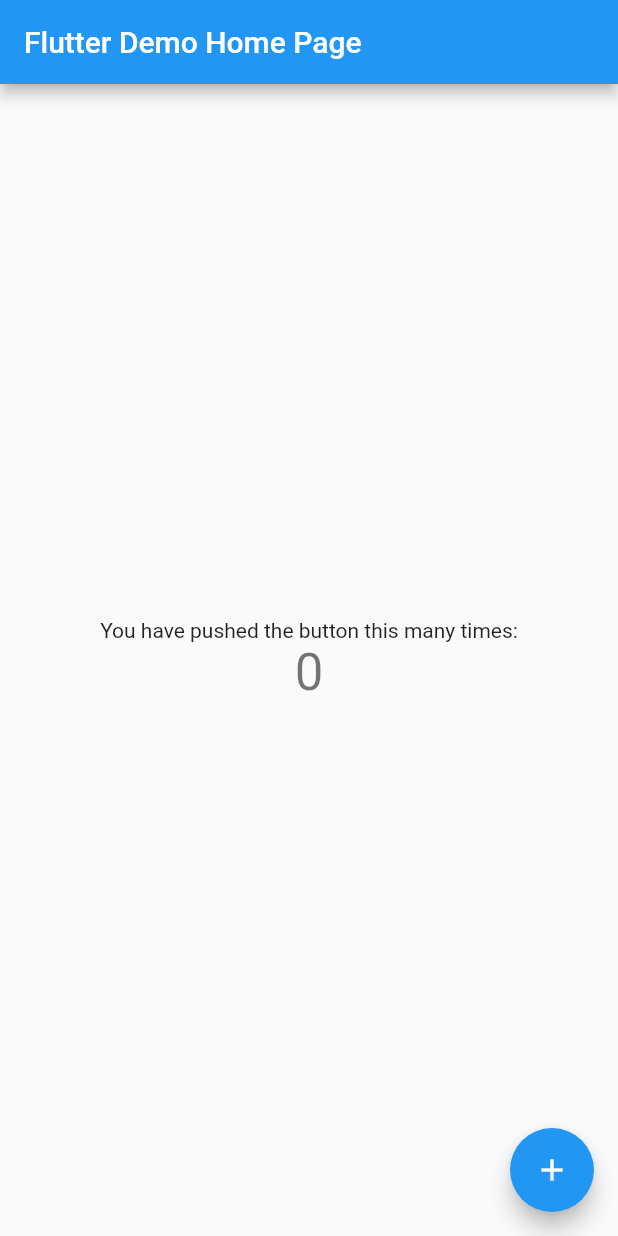
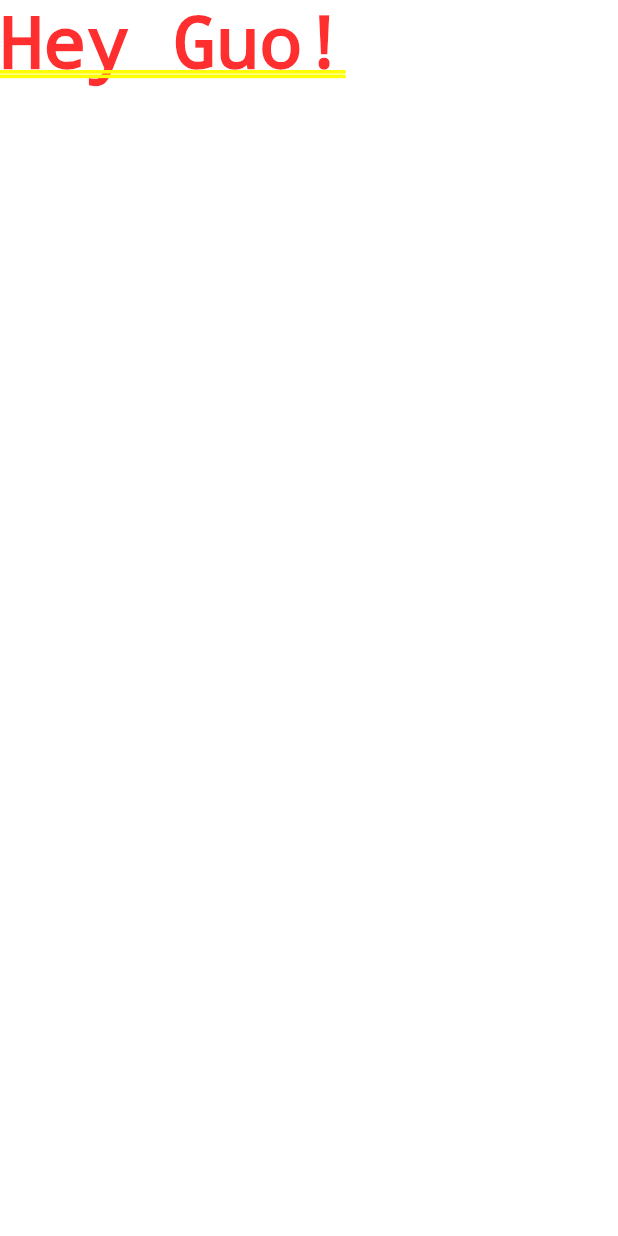
Before and after one commit to kuuga2000/flutterndart, a Flutter app: the screen it shows after launch, on a phone screen of 412 x 824 dp. Run offline on Flutter 3.47's test engine with Material 2 defaults, Android fonts, the phone set to English and light mode, and no system bars.

Commit message:
Text Welcome

```diff
--- a/lib/main.dart
+++ b/lib/main.dart
@@ -1,117 +1,5 @@
 import 'package:flutter/material.dart';
 
-void main() {
-  runApp(MyApp());
-}
-
-class MyApp extends StatelessWidget {
-  // This widget is the root of your application.
-  @override
-  Widget build(BuildContext context) {
-    return MaterialApp(
-      title: 'Flutter Demo',
-      theme: ThemeData(
-        // This is the theme of your application.
-        //
-        // Try running your application with "flutter run". You'll see the
-        // application has a blue toolbar. Then, without quitting the app, try
-        // changing the primarySwatch below to Colors.green and then invoke
-        // "hot reload" (press "r" in the console where you ran "flutter run",
-        // or simply save your changes to "hot reload" in a Flutter IDE).
-        // Notice that the counter didn't reset back to zero; the application
-        // is not restarted.
-        primarySwatch: Colors.blue,
-        // This makes the visual density adapt to the platform that you run
-        // the app on. For desktop platforms, the controls will be smaller and
-        // closer together (more dense) than on mobile platforms.
-        visualDensity: VisualDensity.adaptivePlatformDensity,
-      ),
-      home: MyHomePage(title: 'Flutter Demo Home Page'),
-    );
-  }
-}
-
-class MyHomePage extends StatefulWidget {
-  MyHomePage({Key key, this.title}) : super(key: key);
-
-  // This widget is the home page of your application. It is stateful, meaning
-  // that it has a State object (defined below) that contains fields that affect
-  // how it looks.
-
-  // This class is the configuration for the state. It holds the values (in this
-  // case the title) provided by the parent (in this case the App widget) and
-  // used by the build method of the State. Fields in a Widget subclass are
-  // always marked "final".
-
-  final String title;
-
-  @override
-  _MyHomePageState createState() => _MyHomePageState();
-}
-
-class _MyHomePageState extends State<MyHomePage> {
-  int _counter = 0;
-
-  void _incrementCounter() {
-    setState(() {
-      // This call to setState tells the Flutter framework that something has
-      // changed in this State, which causes it to rerun the build method below
-      // so that the display can reflect the updated values. If we changed
-      // _counter without calling setState(), then the build method would not be
-      // called again, and so nothing would appear to happen.
-      _counter++;
-    });
-  }
-
-  @override
-  Widget build(BuildContext context) {
-    // This method is rerun every time setState is called, for instance as done
-    // by the _incrementCounter method above.
-    //
-    // The Flutter framework has been optimized to make rerunning build methods
-    // fast, so that you can just rebuild anything that needs updating rather
-    // than having to individually change instances of widgets.
-    return Scaffold(
-      appBar: AppBar(
-        // Here we take the value from the MyHomePage object that was created by
-        // the App.build method, and use it to set our appbar title.
-        title: Text(widget.title),
-      ),
-      body: Center(
-        // Center is a layout widget. It takes a single child and positions it
-        // in the middle of the parent.
-        child: Column(
-          // Column is also a layout widget. It takes a list of children and
-          // arranges them vertically. By default, it sizes itself to fit its
-          // children horizontally, and tries to be as tall as its parent.
-          //
-          // Invoke "debug painting" (press "p" in the console, choose the
-          // "Toggle Debug Paint" action from the Flutter Inspector in Android
-          // Studio, or the "Toggle Debug Paint" command in Visual Studio Code)
-          // to see the wireframe for each widget.
-          //
-          // Column has various properties to control how it sizes itself and
-          // how it positions its children. Here we use mainAxisAlignment to
-          // center the children vertically; the main axis here is the vertical
-          // axis because Columns are vertical (the cross axis would be
-          // horizontal).
-          mainAxisAlignment: MainAxisAlignment.center,
-          children: <Widget>[
-            Text(
-              'You have pushed the button this many times:',
-            ),
-            Text(
-              '$_counter',
-              style: Theme.of(context).textTheme.headline4,
-            ),
-          ],
-        ),
-      ),
-      floatingActionButton: FloatingActionButton(
-        onPressed: _incrementCounter,
-        tooltip: 'Increment',
-        child: Icon(Icons.add),
-      ), // This trailing comma makes auto-formatting nicer for build methods.
-    );
-  }
-}
+void main() => runApp(MaterialApp(
+  home: Text("Hey Guo!"),
+));
```
